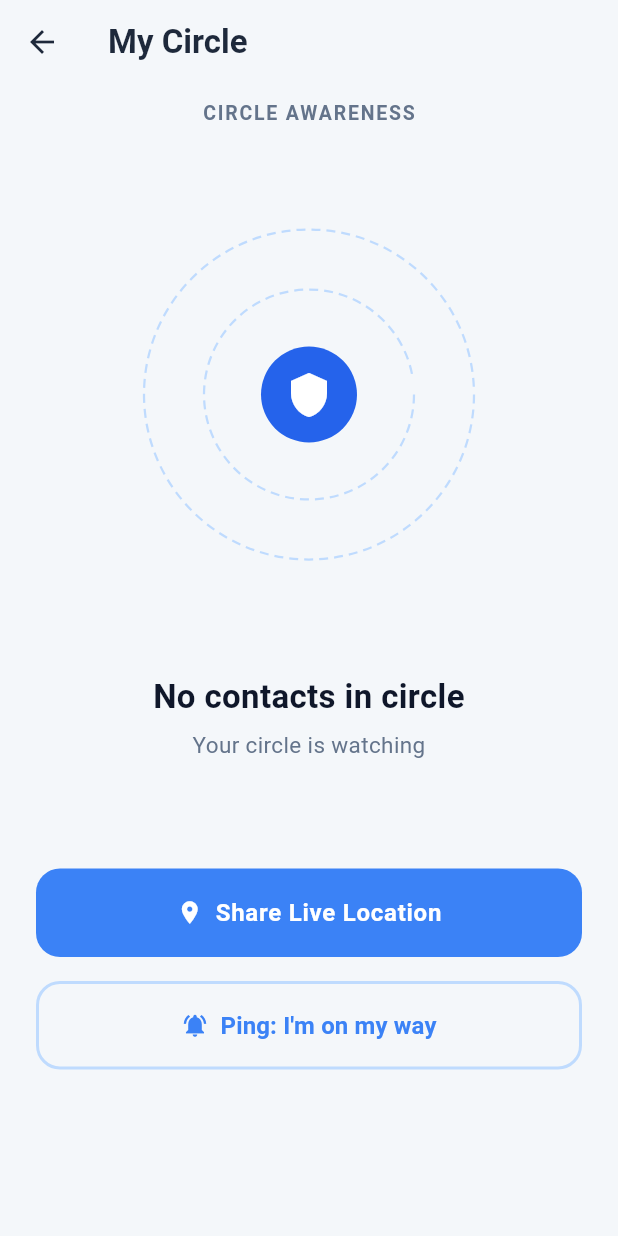
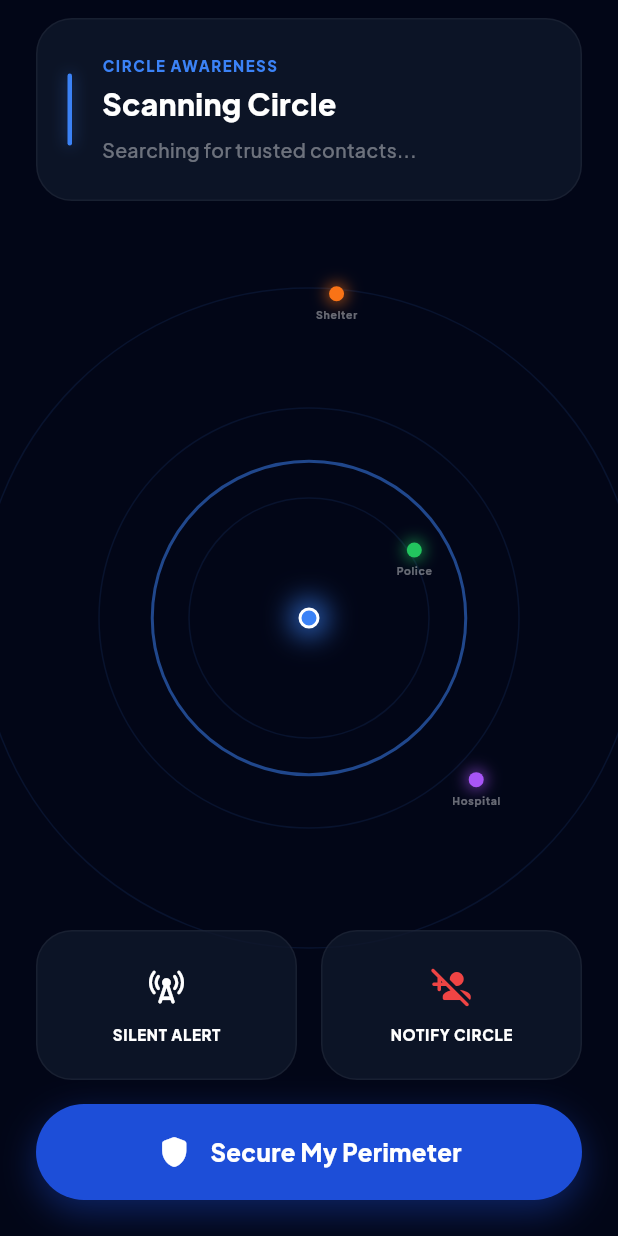
Before and after one commit to Atharvanair09/Kavaach, a Flutter app: the MyCircleScreen screen opened directly, on a phone screen of 412 x 824 dp. Run offline on Flutter 3.47's test engine with Material 3 defaults, Android fonts, the phone set to English and light mode, and no system bars; our stand-ins replace audioplayers, cloud_firestore, firebase_auth, firebase_core, flutter_contacts, flutter_dotenv and 11 more; missing offline and left inert: shake; accounts and stored records are empty; Roboto replaces fonts that are missing (Rockwell).

Commit message:
version 15.9.0

```diff
--- a/mobile/lib/my_circle.dart
+++ b/mobile/lib/my_circle.dart
@@ -1,5 +1,6 @@
 import 'package:flutter/material.dart';
 import 'dart:math' as math;
+import 'package:google_fonts/google_fonts.dart';
 import 'services/emergency_contact_service.dart';
 
 class MyCircleScreen extends StatefulWidget {
@@ -9,13 +10,18 @@ class MyCircleScreen extends StatefulWidget {
   State<MyCircleScreen> createState() => _MyCircleScreenState();
 }
 
-class _MyCircleScreenState extends State<MyCircleScreen> {
+class _MyCircleScreenState extends State<MyCircleScreen> with SingleTickerProviderStateMixin {
+  late AnimationController _radarController;
   List<EmergencyContact> _contacts = [];
   bool _isLoading = true;
 
   @override
   void initState() {
     super.initState();
+    _radarController = AnimationController(
+      vsync: this,
+      duration: const Duration(seconds: 4),
+    )..repeat();
     _loadCircle();
   }
 
@@ -32,290 +38,347 @@ class _MyCircleScreenState extends State<MyCircleScreen> {
   }
 
   @override
+  void dispose() {
+    _radarController.dispose();
+    super.dispose();
+  }
+
+  @override
   Widget build(BuildContext context) {
     return Scaffold(
-      backgroundColor: const Color(0xFFF4F7FA), // Soft blue-grey background
-      appBar: AppBar(
-        title: const Text('My Circle', style: TextStyle(color: Color(0xFF1E293B), fontWeight: FontWeight.bold)),
-        backgroundColor: Colors.transparent,
-        elevation: 0,
-        leading: const BackButton(color: Color(0xFF1E293B)),
+      backgroundColor: const Color(0xFF020617), // Deepest midnight blue
+      body: Stack(
+        children: [
+          // 1. Radar Background (Centered)
+          Center(
+            child: AnimatedBuilder(
+              animation: _radarController,
+              builder: (context, child) {
+                return CustomPaint(
+                  size: const Size(double.infinity, double.infinity),
+                  painter: TacticalRadarPainter(_radarController.value),
+                );
+              },
             ),
-      body: SafeArea(
-        child: _isLoading
-          ? const Center(child: CircularProgressIndicator())
-          : SingleChildScrollView(
+          ),
+
+          // 2. Contact Nodes (Live data from circle)
+          if (!_isLoading) ..._buildContactNodes(),
+
+          // 3. Main Content
+          SafeArea(
             child: Padding(
               padding: const EdgeInsets.symmetric(horizontal: 24.0),
               child: Column(
-              crossAxisAlignment: CrossAxisAlignment.center,
+                crossAxisAlignment: CrossAxisAlignment.start,
                 children: [
-                const SizedBox(height: 10),
-                const Text(
-                  'CIRCLE AWARENESS',
-                  style: TextStyle(
-                    fontSize: 13,
-                    fontWeight: FontWeight.bold,
-                    letterSpacing: 1.2,
-                    color: Color(0xFF64748B),
+                  const SizedBox(height: 12),
+                  // Header Card
+                  Container(
+                    width: double.infinity,
+                    padding: const EdgeInsets.symmetric(horizontal: 20, vertical: 24),
+                    decoration: BoxDecoration(
+                      color: const Color(0xFF0F172A).withOpacity(0.8),
+                      borderRadius: BorderRadius.circular(24),
+                      border: Border.all(color: Colors.white.withOpacity(0.05)),
+                    ),
+                    child: Row(
+                      children: [
+                        // Left Accent Bar
+                        Container(
+                          width: 3,
+                          height: 48,
+                          decoration: BoxDecoration(
+                            color: const Color(0xFF3B82F6),
+                            borderRadius: BorderRadius.circular(2),
+                            boxShadow: [
+                              BoxShadow(color: const Color(0xFF3B82F6).withOpacity(0.5), blurRadius: 8),
+                            ],
                           ),
                         ),
-                const SizedBox(height: 48),
-
-                // Radar Map Area
-                SizedBox(
-                  width: 260,
-                  height: 260,
-                  child: Stack(
-                    alignment: Alignment.center,
-                    clipBehavior: Clip.none,
+                        const SizedBox(width: 20),
+                        Expanded(
+                          child: Column(
+                            crossAxisAlignment: CrossAxisAlignment.start,
                             children: [
-                      // Outer Dashed Orbit
-                      CustomPaint(
-                        size: const Size(220, 220),
-                        painter: DashedCirclePainter(
-                          color: const Color(0xFFBFDBFE),
-                          strokeWidth: 1.5,
-                          dashWidth: 6,
-                          dashSpace: 4,
+                              Text(
+                                'CIRCLE AWARENESS',
+                                style: GoogleFonts.plusJakartaSans(
+                                  color: const Color(0xFF3B82F6),
+                                  fontSize: 10,
+                                  fontWeight: FontWeight.w800,
+                                  letterSpacing: 1.0,
                                 ),
                               ),
-                      // Inner Dashed Orbit
-                      CustomPaint(
-                        size: const Size(140, 140),
-                        painter: DashedCirclePainter(
-                          color: const Color(0xFFBFDBFE),
-                          strokeWidth: 1.5,
-                          dashWidth: 6,
-                          dashSpace: 4,
+                              const SizedBox(height: 4),
+                              Text(
+                                _contacts.isEmpty ? 'Scanning Circle' : 'Circle Active',
+                                style: GoogleFonts.plusJakartaSans(
+                                  color: Colors.white,
+                                  fontSize: 20,
+                                  fontWeight: FontWeight.w800,
                                 ),
                               ),
-
-                      // Center Shield Profile
-                      Container(
-                        width: 64,
-                        height: 64,
-                        decoration: const BoxDecoration(
-                          color: Color(0xFF2563EB),
-                          shape: BoxShape.circle,
+                              const SizedBox(height: 6),
+                              Text(
+                                _contacts.isEmpty
+                                  ? 'Searching for trusted contacts...'
+                                  : '${_contacts.length} members are watching over you.',
+                                style: GoogleFonts.plusJakartaSans(
+                                  color: Colors.white.withOpacity(0.4),
+                                  fontSize: 13,
+                                  fontWeight: FontWeight.w500,
                                 ),
-                        child: const Icon(Icons.shield, color: Colors.white, size: 32),
                               ),
-
-                      // Build nodes from actual contacts
-                      ..._buildContactNodes(),
+                            ],
+                          ),
+                        ),
                       ],
                     ),
                   ),
 
-                const SizedBox(height: 56),
+                  const Spacer(),
 
-                // Status Text
-                Text(
-                  _contacts.isNotEmpty
-                      ? '${_contacts[0].name} is active'
-                      : 'No contacts in circle',
-                  textAlign: TextAlign.center,
-                  style: const TextStyle(
-                    fontSize: 22,
-                    fontWeight: FontWeight.bold,
-                    color: Color(0xFF0F172A),
+                  // Bottom Action Grid
+                  Row(
+                    children: [
+                      // Silent Alert Button
+                      Expanded(
+                        child: _buildActionBtn(
+                          icon: Icons.cell_tower_rounded,
+                          label: 'SILENT ALERT',
+                          color: Colors.white,
                         ),
                       ),
-                const SizedBox(height: 6),
-                const Text(
-                  'Your circle is watching',
-                  textAlign: TextAlign.center,
-                  style: TextStyle(
-                    fontSize: 15,
-                    color: Color(0xFF64748B),
+                      const SizedBox(width: 16),
+                      // Emergency Contact Button
+                      Expanded(
+                        child: _buildActionBtn(
+                          icon: Icons.person_add_disabled_rounded,
+                          label: 'NOTIFY CIRCLE',
+                          color: const Color(0xFFEF4444),
                         ),
                       ),
-
-                const SizedBox(height: 24),
-
-                // Distance Pills Row
-                if (_contacts.isNotEmpty)
-                SingleChildScrollView(
-                  scrollDirection: Axis.horizontal,
-                  child: Row(
-                    mainAxisAlignment: MainAxisAlignment.center,
-                    children: _contacts.map((c) {
-                      // Simulated distance for UI polish
-                      final dist = (math.Random().nextDouble() * 15).toStringAsFixed(1);
-                      return Padding(
-                        padding: const EdgeInsets.only(right: 8.0),
-                        child: _buildDistancePill('${c.name} · ${dist}km', const Color(0xFF166534), const Color(0xFFDCFCE7)),
-                      );
-                    }).toList(),
-                  ),
-                ),
-
-                const SizedBox(height: 48),
-
-                // Action Buttons
-                ElevatedButton.icon(
-                  onPressed: () {
-                    ScaffoldMessenger.of(context).showSnackBar(
-                      const SnackBar(content: Text('Live location broadcast started!')),
-                    );
-                  },
-                  icon: const Icon(Icons.location_on, color: Colors.white),
-                  label: const Text(
-                    'Share Live Location',
-                    style: TextStyle(fontSize: 16, fontWeight: FontWeight.bold, color: Colors.white, letterSpacing: 0.5)
-                  ),
-                  style: ElevatedButton.styleFrom(
-                    backgroundColor: const Color(0xFF3B82F6),
-                    padding: const EdgeInsets.symmetric(vertical: 18, horizontal: 24),
-                    minimumSize: const Size(double.infinity, 56),
-                    shape: RoundedRectangleBorder(borderRadius: BorderRadius.circular(16)),
-                    elevation: 0,
-                  ),
+                    ],
                   ),
 
                   const SizedBox(height: 16),
 
-                OutlinedButton.icon(
-                  onPressed: () {
-                    ScaffoldMessenger.of(context).showSnackBar(
-                      const SnackBar(content: Text('Safe ping sent to your circle!')),
-                    );
-                  },
-                  icon: const Icon(Icons.notifications_active, color: Color(0xFF3B82F6)),
-                  label: const Text(
-                    "Ping: I'm on my way",
-                    style: TextStyle(fontSize: 16, fontWeight: FontWeight.bold, color: Color(0xFF3B82F6))
+                  // Route to Closest FAB-style button
+                  Container(
+                    width: double.infinity,
+                    height: 64,
+                    decoration: BoxDecoration(
+                      color: const Color(0xFF1D4ED8),
+                      borderRadius: BorderRadius.circular(32),
+                      boxShadow: [
+                        BoxShadow(
+                          color: const Color(0xFF1D4ED8).withOpacity(0.4),
+                          blurRadius: 20,
+                          offset: const Offset(0, 8),
                         ),
-                  style: OutlinedButton.styleFrom(
-                    padding: const EdgeInsets.symmetric(vertical: 18, horizontal: 24),
-                    minimumSize: const Size(double.infinity, 56),
-                    side: const BorderSide(color: Color(0xFFBFDBFE), width: 2),
-                    shape: RoundedRectangleBorder(borderRadius: BorderRadius.circular(16)),
+                      ],
+                    ),
+                    child: Material(
+                      color: Colors.transparent,
+                      child: InkWell(
+                        onTap: () {},
+                        borderRadius: BorderRadius.circular(32),
+                        child: Center(
+                          child: Row(
+                            mainAxisAlignment: MainAxisAlignment.center,
+                            children: [
+                              const Icon(Icons.shield_rounded, color: Colors.white, size: 24),
+                              const SizedBox(width: 12),
+                              Text(
+                                'Secure My Perimeter',
+                                style: GoogleFonts.plusJakartaSans(
+                                  color: Colors.white,
+                                  fontSize: 16,
+                                  fontWeight: FontWeight.w800,
                                 ),
                               ),
-
-                const SizedBox(height: 40),
                             ],
                           ),
                         ),
                       ),
                     ),
+                  ),
+                  const SizedBox(height: 24),
+                ],
+              ),
+            ),
+          ),
+
+          // Center User Node
+          Center(
+            child: Container(
+              width: 14,
+              height: 14,
+              decoration: BoxDecoration(
+                color: const Color(0xFF3B82F6),
+                shape: BoxShape.circle,
+                border: Border.all(color: Colors.white, width: 2),
+                boxShadow: [
+                  BoxShadow(color: const Color(0xFF3B82F6).withOpacity(0.8), blurRadius: 15, spreadRadius: 5),
+                ],
+              ),
+            ),
+          ),
+        ],
+      ),
+    );
+  }
+
+  Widget _buildActionBtn({required IconData icon, required String label, required Color color}) {
+    return Container(
+      height: 100,
+      decoration: BoxDecoration(
+        color: const Color(0xFF0F172A).withOpacity(0.8),
+        borderRadius: BorderRadius.circular(24),
+        border: Border.all(color: Colors.white.withOpacity(0.05)),
+      ),
+      child: Column(
+        mainAxisAlignment: MainAxisAlignment.center,
+        children: [
+          Icon(icon, color: color, size: 28),
+          const SizedBox(height: 12),
+          Text(
+            label,
+            style: GoogleFonts.plusJakartaSans(
+              color: Colors.white,
+              fontSize: 10,
+              fontWeight: FontWeight.w800,
+              letterSpacing: 0.5,
+            ),
+          ),
+        ],
+      ),
     );
   }
 
   List<Widget> _buildContactNodes() {
-    if (_contacts.isEmpty) return [];
+    return [
+      // Trusted Circle Contacts (Blue Nodes)
+      ..._contacts.asMap().entries.map((entry) {
+        int idx = entry.key;
+        final offsets = [
+          {'r': 140.0, 'a': 3.5},   // Ring 2, Mid Leftish
+          {'r': 220.0, 'a': 1.5},   // Ring 3, Bottomish
+        ];
+        final pos = offsets[idx % offsets.length];
+        return _positionedContactNode(pos['r']!, pos['a']!, entry.value);
+      }),
 
-    // Pre-defined positions for radar nodes
-    final positions = [
-       {'top': 40.0, 'left': null, 'right': null}, // Center Top
-       {'bottom': 30.0, 'left': 10.0, 'right': null}, // Bottom Left
-       {'bottom': 30.0, 'right': 15.0, 'left': null}, // Bottom Right
-       {'top': 45.0, 'right': 10.0, 'left': null}, // Top Right
+      // Safe Havens (Color coded as requested)
+      _positionedHavenNode(80.0, -0.5, const Color(0xFF22C55E), 'Police'),   // Green
+      _positionedHavenNode(160.0, 0.8, const Color(0xFFA855F7), 'Hospital'), // Purple
+      _positionedHavenNode(210.0, 4.8, const Color(0xFFF97316), 'Shelter'),  // Orange
     ];
-
-    return _contacts.asMap().entries.map((entry) {
-      int idx = entry.key;
-      if (idx >= positions.length) return const SizedBox.shrink();
-
-      final contact = entry.value;
-      final pos = positions[idx];
-
-      return Positioned(
-        top: pos['top'] as double?,
-        bottom: pos['bottom'] as double?,
-        left: pos['left'] as double?,
-        right: pos['right'] as double?,
-        child: _buildAvatarNode(
-          contact.name[0],
-          const Color(0xFF1D4ED8),
-          const Color(0xFFE0E7FF)
-        ),
-      );
-    }).toList();
   }
 
-  Widget _buildAvatarNode(String letter, Color textColor, Color bgColor, {double size = 36}) {
-    return Container(
-      width: size,
-      height: size,
+  Widget _positionedContactNode(double radius, double angle, EmergencyContact contact) {
+    return Center(
+      child: Transform.translate(
+        offset: Offset(radius * math.cos(angle), radius * math.sin(angle)),
+        child: Column(
+          mainAxisSize: MainAxisSize.min,
+          children: [
+            Container(
+              padding: const EdgeInsets.all(2),
               decoration: BoxDecoration(
-        color: bgColor,
+                color: const Color(0xFF3B82F6),
                 shape: BoxShape.circle,
                 boxShadow: [
-          BoxShadow(
-            color: Colors.white,
-            spreadRadius: 4,
-          )
-        ]
+                  BoxShadow(color: const Color(0xFF3B82F6).withOpacity(0.5), blurRadius: 10, spreadRadius: 2),
+                ],
               ),
-      child: Center(
+              child: CircleAvatar(
+                radius: 12,
+                backgroundColor: const Color(0xFF1E293B),
                 child: Text(
-          letter,
-          style: TextStyle(
-            color: textColor,
-            fontSize: size * 0.45,
-            fontWeight: FontWeight.w900,
+                  contact.name[0].toUpperCase(),
+                  style: const TextStyle(color: Colors.white, fontSize: 10, fontWeight: FontWeight.bold),
                 ),
+              ),
+            ),
+            const SizedBox(height: 4),
+            Text(
+              contact.name.split(' ')[0],
+              style: GoogleFonts.plusJakartaSans(
+                color: Colors.white.withOpacity(0.6),
+                fontSize: 8,
+                fontWeight: FontWeight.w600,
+              ),
+            ),
+          ],
         ),
       ),
     );
   }
 
-  Widget _buildDistancePill(String text, Color textColor, Color bgColor) {
-    return Container(
-      padding: const EdgeInsets.symmetric(horizontal: 16, vertical: 10),
+  Widget _positionedHavenNode(double radius, double angle, Color color, String label) {
+    return Center(
+      child: Transform.translate(
+        offset: Offset(radius * math.cos(angle), radius * math.sin(angle)),
+        child: Column(
+          mainAxisSize: MainAxisSize.min,
+          children: [
+            Container(
+              width: 10,
+              height: 10,
               decoration: BoxDecoration(
-        color: bgColor,
-        borderRadius: BorderRadius.circular(20),
+                color: color,
+                shape: BoxShape.circle,
+                boxShadow: [
+                  BoxShadow(color: color.withOpacity(0.6), blurRadius: 8, spreadRadius: 2),
+                ],
               ),
-      child: Text(
-        text,
-        style: TextStyle(
-          color: textColor,
-          fontSize: 13,
-          fontWeight: FontWeight.bold,
+            ),
+            const SizedBox(height: 4),
+            Text(
+              label,
+              style: GoogleFonts.plusJakartaSans(
+                color: Colors.white.withOpacity(0.4),
+                fontSize: 7,
+                fontWeight: FontWeight.w700,
+                letterSpacing: 0.5,
+              ),
+            ),
+          ],
         ),
       ),
     );
   }
 }
 
-class DashedCirclePainter extends CustomPainter {
-  final Color color;
-  final double strokeWidth;
-  final double dashWidth;
-  final double dashSpace;
-
-  DashedCirclePainter({
-    required this.color,
-    this.strokeWidth = 1.0,
-    this.dashWidth = 5.0,
-    this.dashSpace = 5.0,
-  });
+class TacticalRadarPainter extends CustomPainter {
+  final double animationValue;
+  TacticalRadarPainter(this.animationValue);
 
   @override
   void paint(Canvas canvas, Size size) {
-    var paint = Paint()
-      ..color = color
-      ..strokeWidth = strokeWidth
-      ..style = PaintingStyle.stroke;
+    final center = Offset(size.width / 2, size.height / 2);
+    final paint = Paint()
+      ..color = const Color(0xFF3B82F6).withOpacity(0.1)
+      ..style = PaintingStyle.stroke
+      ..strokeWidth = 1.0;
 
-    var rect = Rect.fromLTWH(0, 0, size.width, size.height);
+    // Draw Static Concentric Circles
+    final radii = [80.0, 140.0, 220.0];
+    for (var r in radii) {
+      canvas.drawCircle(center, r, paint);
+    }
 
-    // Draw dashed path logic drawing arc segments
-    double circumference = size.width * math.pi;
-    int dashCount = (circumference / (dashWidth + dashSpace)).floor();
-    double sweepAngle = (dashWidth / circumference) * 2 * math.pi;
-    double spaceAngle = (dashSpace / circumference) * 2 * math.pi;
+    // Draw animated pulse
+    final pulsePaint = Paint()
+      ..color = const Color(0xFF3B82F6).withOpacity(1.0 - animationValue)
+      ..style = PaintingStyle.stroke
+      ..strokeWidth = 2.0;
 
-    for (int i = 0; i < dashCount; i++) {
-      double startAngle = i * (sweepAngle + spaceAngle);
-      canvas.drawArc(rect, startAngle, sweepAngle, false, paint);
-    }
+    canvas.drawCircle(center, 220.0 * animationValue, pulsePaint);
   }
 
   @override
-  bool shouldRepaint(CustomPainter oldDelegate) => false;
+  bool shouldRepaint(TacticalRadarPainter oldDelegate) => true;
 }
```
Also changed, not shown: mobile/lib/screens/home/home_screen.dart (+34 -20 lines), mobile/lib/services/journey_service.dart (+33 -0 lines). Lines whose indentation alone changed are shown as unchanged.
